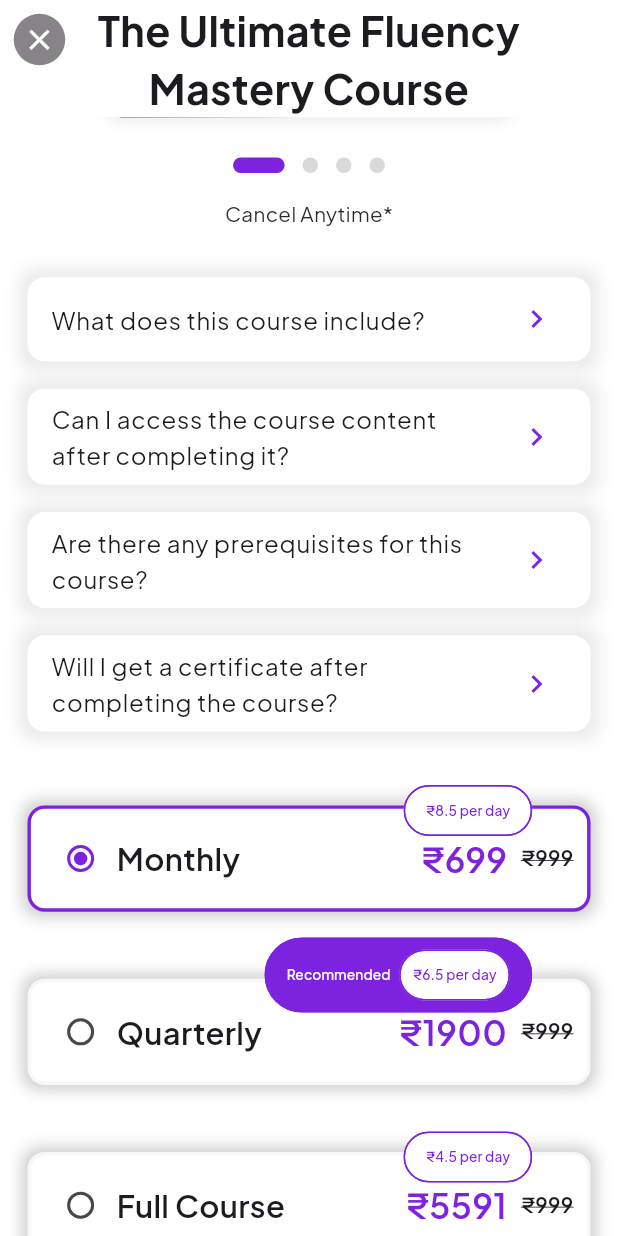
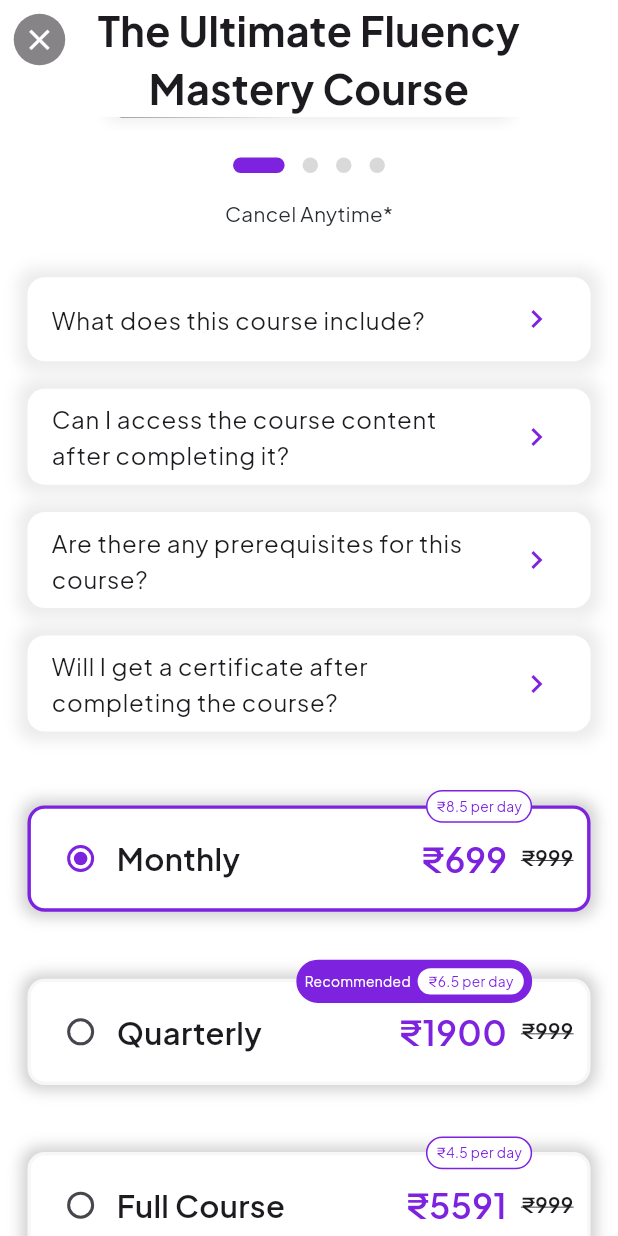
Before and after one commit to jonathanjohn47/ostello, a Flutter app: the screen it shows after launch, scrolled down 576 dp, on a phone screen of 412 x 824 dp. Run offline on Flutter 3.47's test engine with Material 3 defaults, Android fonts, the phone set to English and light mode, and no system bars; drawn by our look-alikes of carousel_slider, dots_indicator; our stand-ins replace custom_rating_bar, flutter_screenutil, get, google_fonts.

Commit message:
UI changes

```diff
--- a/lib/features/paywall/ui/paywall_screen.dart
+++ b/lib/features/paywall/ui/paywall_screen.dart
@@ -527,65 +527,66 @@ class PaywallScreen extends StatelessWidget {
               ),)
             ],),),
           !recommended ? Positioned(
-            top: -3.sp,
+            top: 6.sp,
             right: 50.sp,
-            child: Chip(
-              label: Text("₹$perDayPrice per day", style: TextStyle(
+            child: Container(
+              padding: EdgeInsets.symmetric(horizontal: 5.sp, vertical: 3.sp),
+              decoration: BoxDecoration(
+                color: Colors.white,
+                borderRadius: BorderRadius.circular(24.r),
+                border: Border.all(
+                  color: AppColors.purpleColor, // Your border color
+                  width: 1.0, // Border thickness
+                ),
+              ),
+              child: Text(
+                "₹$perDayPrice per day",
+                style: TextStyle(
                   color: AppColors.purpleColor,
-                  fontSize: 8.sp
-              ),),
-              shape: RoundedRectangleBorder(
-                borderRadius: BorderRadius.circular(24.r,),
+                  fontSize: 8.sp,
+                ),
               ),
-              labelPadding: EdgeInsets.symmetric(
-                  horizontal: 5.sp, vertical: 0.sp),
-              side: BorderSide(
-                color: AppColors.purpleColor, // Your border color
-                width: 1.0, // Border thickness
-              ),
-              backgroundColor: Colors.white,
-              elevation: 0,
-            ),
-          ) : Positioned(top: recommended ? -0.sp : -5.sp,
+            )
+            ,
+
+          ) : Positioned(top: recommended ? 13.sp : -3.sp,
               right: 50.sp,
-              child: Chip(
-                label: Row(
+              child: Container(
+                decoration: BoxDecoration(
+                  color: AppColors.purpleColor,
+                  borderRadius: BorderRadius.circular(24.r),
+                  border: Border.all(
+                    color: AppColors.purpleColor, // Your border color
+                    width: 1.0, // Border thickness
+                  ),
+                ),
+                padding: EdgeInsets.all(4.sp), // Added padding here
+                child: Row(
+                  mainAxisSize: MainAxisSize.min,
                   children: [
                     Text(
                       "Recommended",
-                      style: TextStyle(color: Colors.white, fontSize: 8.sp),),
-                    SizedBox(
-                        width: 5.sp),
-                    Chip(
-                      label: Text("₹$perDayPrice per day", style: TextStyle(
+                      style: TextStyle(color: Colors.white, fontSize: 8.sp),
+                    ),
+                    SizedBox(width: 4.sp), // Adjust spacing as needed
+                    Container(
+                      decoration: BoxDecoration(
+                        color: Colors.white,
+                        borderRadius: BorderRadius.circular(
+                            20.r), // Make it circular if desired
+                      ),
+                      padding: EdgeInsets.symmetric(
+                          horizontal: 6.sp, vertical: 2.sp),
+                      // Added padding here
+                      child: Text(
+                        "₹$perDayPrice per day",
+                        style: TextStyle(
                           color: AppColors.purpleColor,
-                          fontSize: 8.sp
-                      ),),
-                      shape: RoundedRectangleBorder(
-                        borderRadius: BorderRadius.circular(24.r,),
+                          fontSize: 8.sp,
+                        ),
                       ),
-                      padding: EdgeInsets.all(
-                          0.sp),
-                      side: BorderSide(
-                        color: AppColors.purpleColor, // Your border color
-                        width: 1.0, // Border thickness
-                      ),
-                      backgroundColor: Colors.white,
-                      elevation: 0,
-                    )
-                  ],
-                ),
-                shape: RoundedRectangleBorder(
-                  borderRadius: BorderRadius.circular(24.r,),
-                ),
-                padding: EdgeInsets.symmetric(
-                    horizontal: 5.sp, vertical: 0.sp),
-                side: BorderSide(
-                  color: AppColors.purpleColor, // Your border color
-                  width: 1.0, // Border thickness
-                ),
-                backgroundColor: AppColors.purpleColor,
-                elevation: 0,))
+                    ),
+                  ],),))
         ],
       ),
     );
```
Also changed, not shown: pubspec.lock.
